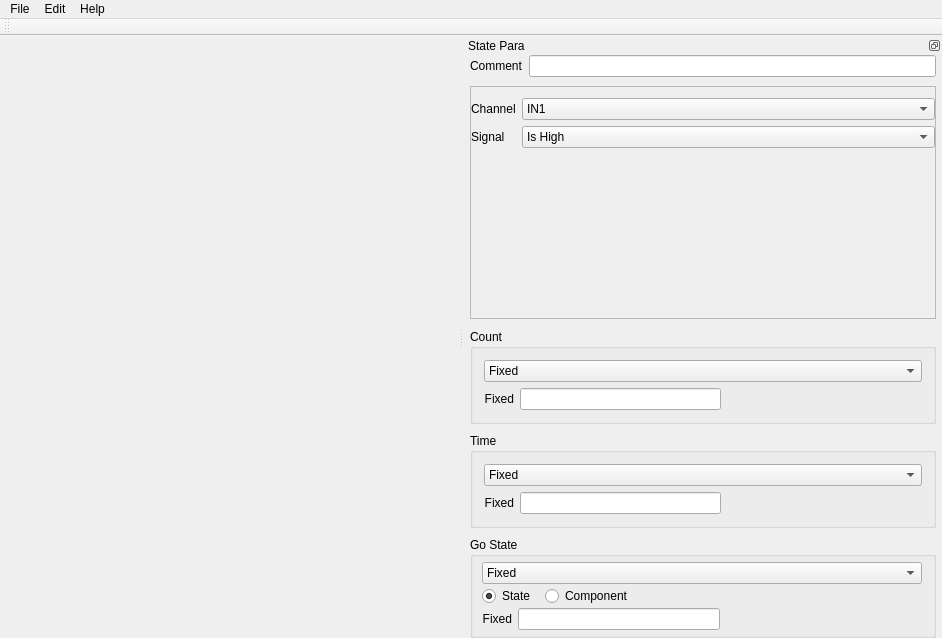
The window that arcDesigner/mainwindow.ui (chenxinfeng4/ArControl) describes before a commit, drawn with Qt 5.
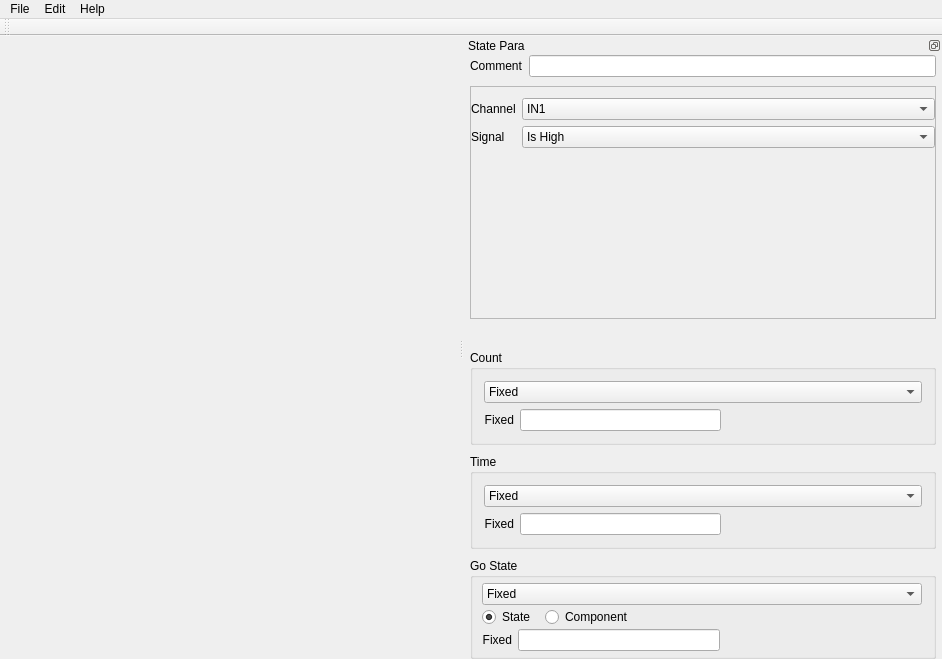
The same window after the commit. Icons and pictures are not drawn. Custom widgets are drawn as their Qt base class.

Diff of the .ui file:
```diff
--- a/arcDesigner/mainwindow.ui
+++ b/arcDesigner/mainwindow.ui
@@ -7,7 +7,7 @@
     <x>0</x>
     <y>0</y>
     <width>942</width>
-    <height>638</height>
+    <height>659</height>
    </rect>
   </property>
   <property name="windowTitle">
```
Left out of the diff: 8 changed lines with no effect on the pictures.
